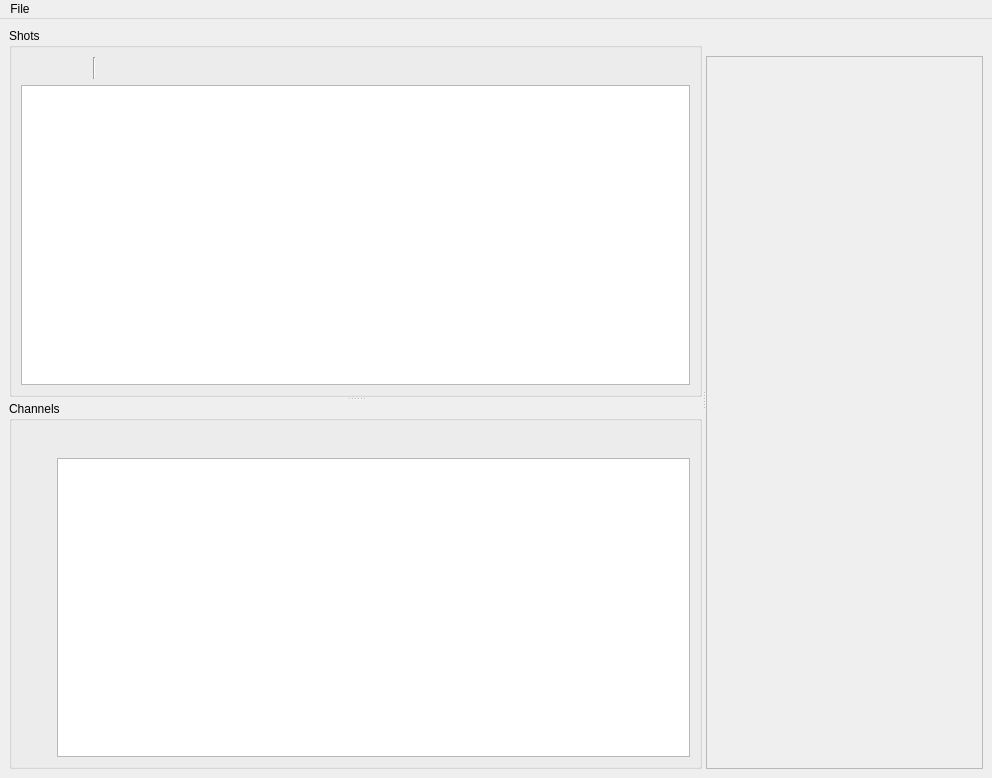
Above: main.ui from labscript-suite/runviewer before the change. Below: the same form after it.
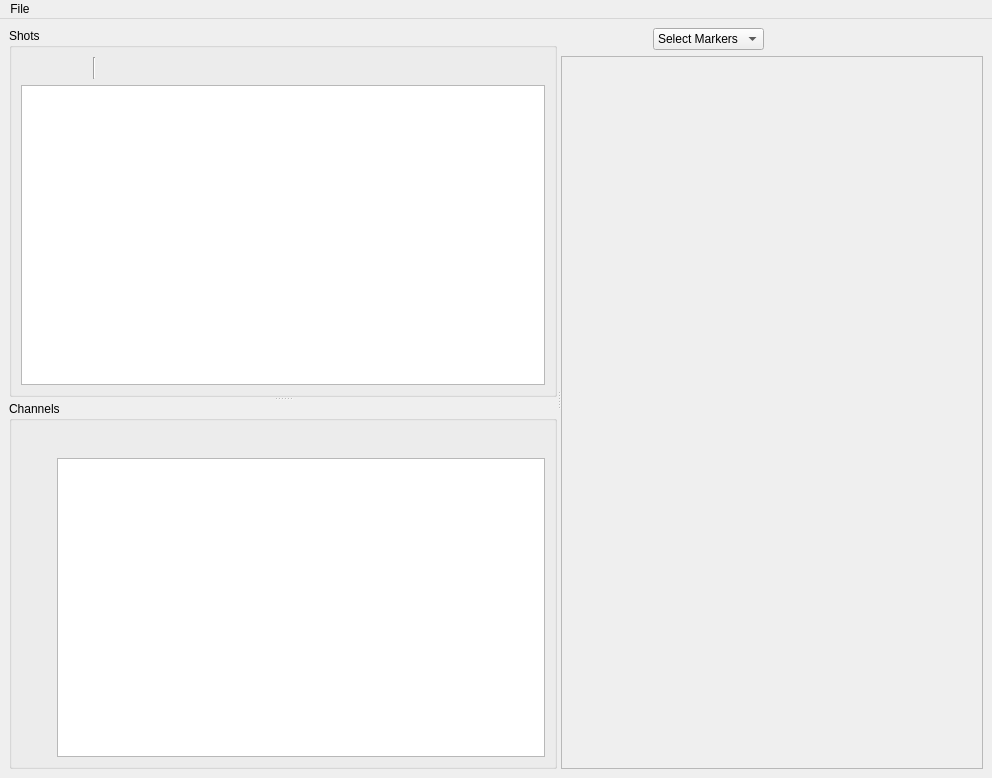
That is the form after the change. Icons and pictures are not drawn.

Commit message: Markers: added a Dropdown menu to select markers

```diff
--- a/main.ui
+++ b/main.ui
@@ -368,6 +368,15 @@
             </property>
            </widget>
           </item>
+          <item>
+           <widget class="QComboBox" name="markers_comboBox">
+            <item>
+             <property name="text">
+              <string>Select Markers</string>
+             </property>
+            </item>
+           </widget>
+          </item>
           <item>
            <spacer name="horizontalSpacer_3">
             <property name="orientation">
```
The commit also changes 1 other file.
